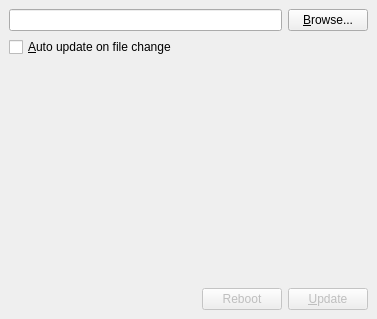
First picture: the form in QuadControl/DockWindows/UpdateWindow.ui, repository thomask77/drquad32, before the edit.
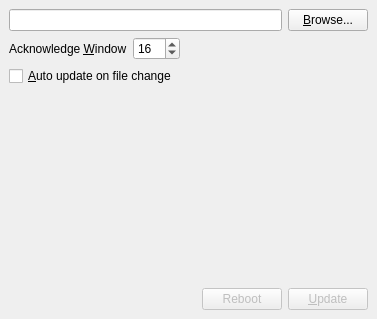
Second picture: the form after the edit. Icons and pictures are not drawn.

Commit message: Spinbox for acknowledge window size

```diff
--- a/QuadControl/DockWindows/UpdateWindow.ui
+++ b/QuadControl/DockWindows/UpdateWindow.ui
@@ -36,7 +36,47 @@
      </layout>
     </item>
     <item>
-     <widget class="QCheckBox" name="cb_updateOnFileChange">
+     <layout class="QHBoxLayout" name="horizontalLayout_3">
+      <item>
+       <widget class="QLabel" name="label">
+        <property name="text">
+         <string>Acknowledge &amp;Window</string>
+        </property>
+        <property name="buddy">
+         <cstring>sbAckWindow</cstring>
+        </property>
+       </widget>
+      </item>
+      <item>
+       <widget class="QSpinBox" name="sbAckWindow">
+        <property name="minimum">
+         <number>0</number>
+        </property>
+        <property name="maximum">
+         <number>100</number>
+        </property>
+        <property name="value">
+         <number>16</number>
+        </property>
+       </widget>
+      </item>
+      <item>
+       <spacer name="horizontalSpacer_2">
+        <property name="orientation">
+         <enum>Qt::Horizontal</enum>
+        </property>
+        <property name="sizeHint" stdset="0">
+         <size>
+          <width>40</width>
+          <height>20</height>
+         </size>
+        </property>
+       </spacer>
+      </item>
+     </layout>
+    </item>
+    <item>
+     <widget class="QCheckBox" name="cbUpdateOnFileChange">
       <property name="text">
        <string>&amp;Auto update on file change</string>
       </property>
```
Left out of the diff: 5 changed lines with no effect on the pictures. The commit also changes 3 other files.
